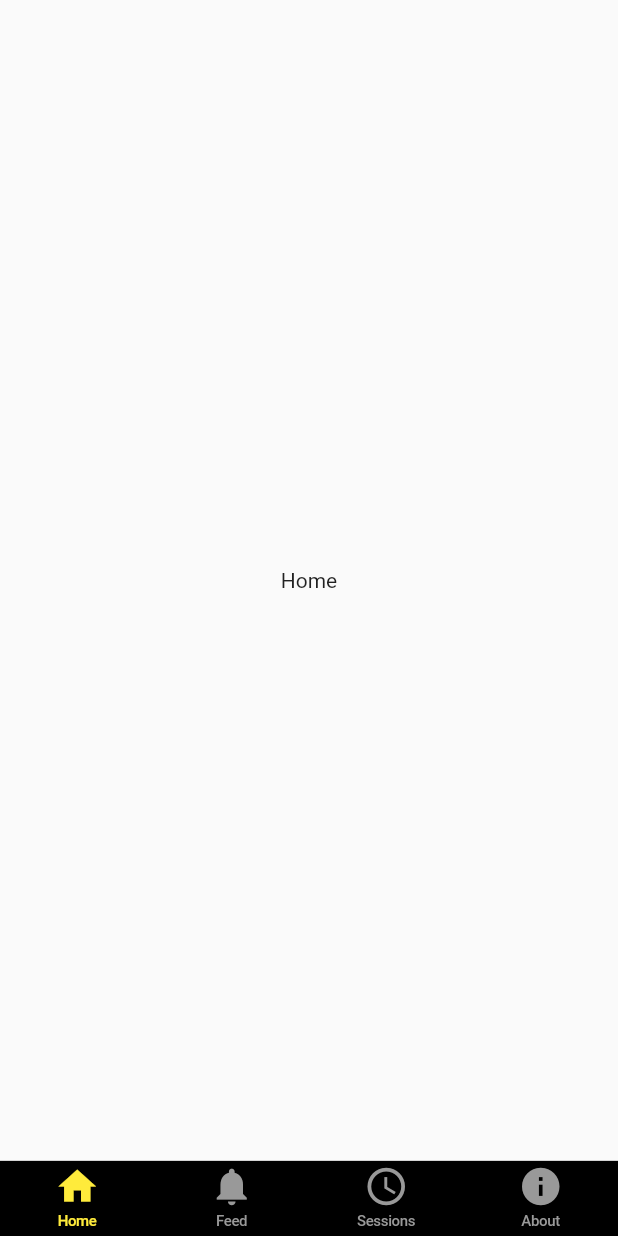
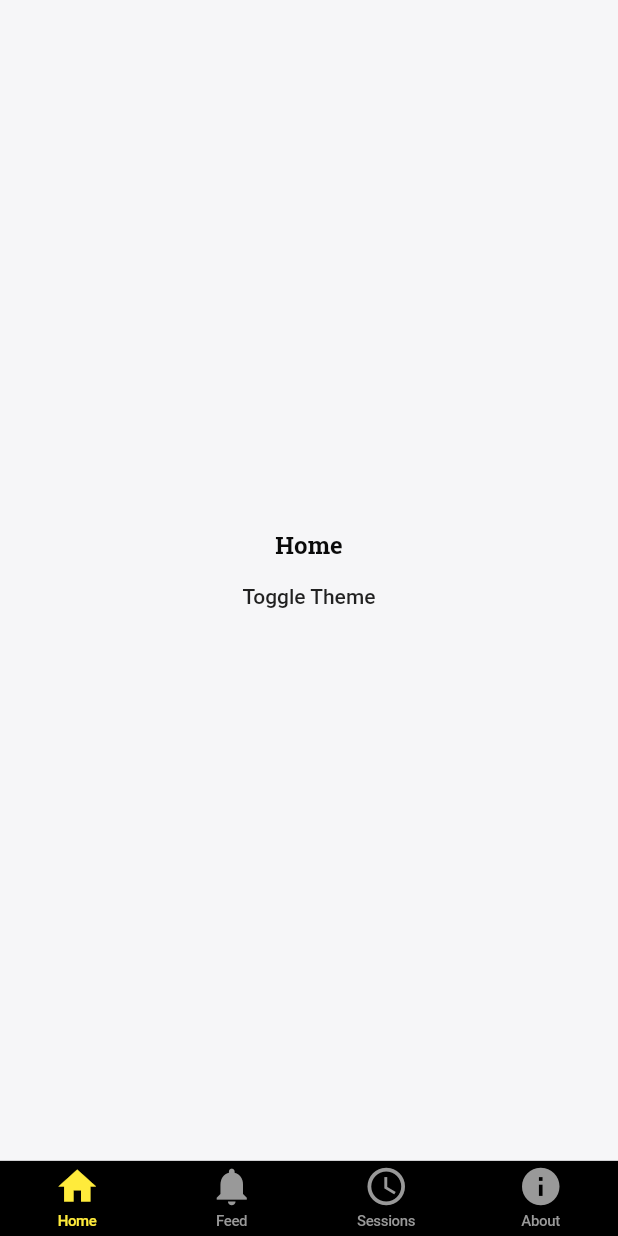
Before and after one commit to droidconKE/droidconke2020_flutter, a Flutter app: the screen it shows after launch, on a phone screen of 412 x 824 dp. Run offline on Flutter 3.47's test engine with Material 2 defaults, Android fonts, the phone set to English and light mode, and no system bars; our stand-ins replace google_fonts, rxdart.

Commit message:
Started working on TextTheme and Color Palette

```diff
--- /dev/null
+++ b/lib/blocs/theme_bloc.dart
@@ -0,0 +1,18 @@
+import 'package:flutter/material.dart';
+import 'package:rxdart/rxdart.dart';
+
+class ThemeBloc {
+  ThemeBloc() {
+    _brightness.add(Brightness.light);
+  }
+
+  final _brightness = BehaviorSubject<Brightness>();
+
+  Stream<Brightness> get brightness => _brightness.stream;
+
+  Function(Brightness) get changeBrightness => _brightness.sink.add;
+
+  dispose() {
+    _brightness.close();
+  }
+}
--- /dev/null
+++ b/lib/config/palette.dart
@@ -0,0 +1,14 @@
+import 'package:flutter/material.dart';
+
+class Palette {
+  static Color white = Colors.white;
+  static Color lightGray = Color(0xFFF6F6F8);
+  static Color gray = Color(0xFF707070);
+  static Color lighterBlack = Color(0xFF191D1D);
+  static Color black = Color(0xFF0A0A0A);
+  static Color darkBlack = Color(0xFF000000);
+  static Color green = Color(0xFF68DEA4);
+  static Color yellow = Color(0xFFFFD54A);
+  static Color purple = Color(0xFF843D95);
+  static Color red = Color(0xFFED1C24);
+}
--- a/lib/main.dart
+++ b/lib/main.dart
@@ -1,17 +1,90 @@
+import 'package:droidconke2020_flutter/blocs/theme_bloc.dart';
+import 'package:droidconke2020_flutter/config/palette.dart';
 import 'package:droidconke2020_flutter/widgets/tab_scaffold.dart';
 import 'package:flutter/material.dart';
+import 'package:google_fonts/google_fonts.dart';
+import 'package:provider/provider.dart';
 
 void main() {
   runApp(MyApp());
 }
 
 class MyApp extends StatelessWidget {
+  final themeBloc = ThemeBloc();
+
   @override
   Widget build(BuildContext context) {
+    return MultiProvider(
+      providers: [
+        Provider<ThemeBloc>.value(value: themeBloc),
+        StreamProvider<Brightness>(
+          initialData: Brightness.light,
+          create: (context) => themeBloc.brightness,
+        ),
+      ],
+      child: MaterialAppWidget(),
+    );
+  }
+}
+
+class MaterialAppWidget extends StatelessWidget {
+  @override
+  Widget build(BuildContext context) {
+    final brightness = Provider.of<Brightness>(context);
+    final darkTheme = brightness == Brightness.dark;
+
     return MaterialApp(
       title: 'DroidconKE 2020',
       theme: ThemeData(
-        primarySwatch: Colors.purple,
+        primarySwatch: MaterialColor(Palette.purple.value, {
+          50: Color(0xFFf0e8f2),
+          100: Color(0xFFdac5df),
+          200: Color(0xFFc29eca),
+          300: Color(0xFFa977b5),
+          400: Color(0xFF965aa5),
+          500: Color(0xFF843d95),
+          600: Color(0xFF7c378d),
+          700: Color(0xFF712f82),
+          800: Color(0xFF672778),
+          900: Color(0xFF541a67),
+        }),
+        brightness: brightness,
+        accentColor: Palette.green,
+        scaffoldBackgroundColor: darkTheme ? Palette.black : Palette.lightGray,
+        errorColor: Palette.red,
+        textTheme: TextTheme(
+          title: GoogleFonts.robotoSlab(
+            color: darkTheme ? Theme.of(context).primaryColor : Palette.black,
+            fontWeight: FontWeight.bold,
+            fontSize: 16,
+          ),
+          body1: GoogleFonts.roboto(
+            color: darkTheme ? Palette.white : Palette.gray,
+            fontSize: 16,
+          ),
+          body2: GoogleFonts.roboto(
+            color: darkTheme ? Palette.white : Palette.gray,
+            fontSize: 14,
+          ),
+          caption: GoogleFonts.roboto(
+            color: Palette.gray,
+            fontSize: 11,
+          ),
+          overline: GoogleFonts.roboto(
+            color: Palette.green,
+            fontSize: 12,
+          ),
+          subhead: GoogleFonts.robotoSlab(
+            fontSize: 16,
+            color: darkTheme ? Palette.white : Palette.black,
+            fontWeight: FontWeight.bold,
+          ),
+          display1: GoogleFonts.roboto(
+            color: Palette.green,
+            fontSize: 18,
+            fontWeight: FontWeight.bold,
+          ),
+        ),
       ),
       home: TabScaffold(),
     );
--- a/lib/screens/home_screen.dart
+++ b/lib/screens/home_screen.dart
@@ -1,12 +1,31 @@
+import 'package:droidconke2020_flutter/blocs/theme_bloc.dart';
 import 'package:flutter/material.dart';
+import 'package:provider/provider.dart';
 
 class HomeScreen extends StatelessWidget {
   @override
   Widget build(BuildContext context) {
+    final theme = Provider.of<Brightness>(context);
+    final themeBloc = Provider.of<ThemeBloc>(context);
+
     return Scaffold(
       body: Center(
-        child: Text(
-          'Home',
+        child: Column(
+          mainAxisAlignment: MainAxisAlignment.center,
+          children: <Widget>[
+            Text(
+              'Home',
+              style: Theme.of(context).textTheme.subhead,
+            ),
+            FlatButton(
+              child: Text("Toggle Theme"),
+              onPressed: () {
+                themeBloc.changeBrightness(theme == Brightness.light
+                    ? Brightness.dark
+                    : Brightness.light);
+              },
+            ),
+          ],
         ),
       ),
     );
```
Also changed, not shown: 1 other file.
